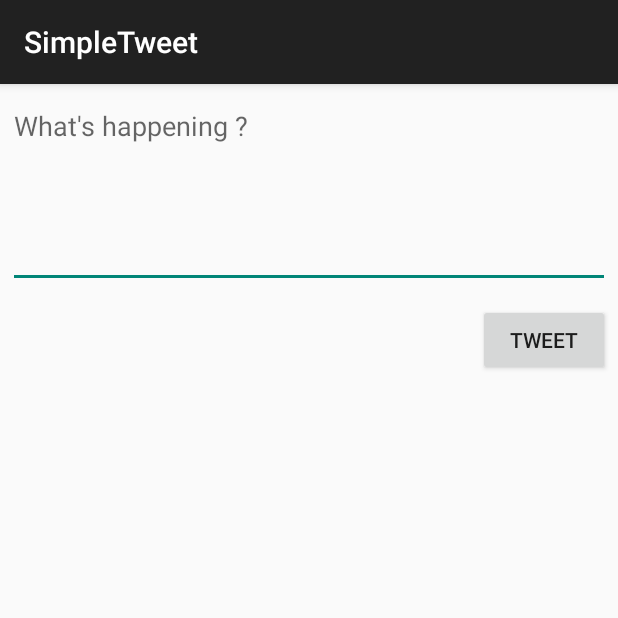
After one commit to Athma-Vaishali/SimpleTweet, an Android app: the ComposeActivity screen opened directly, with no data from a screen before it, on a phone screen of 412 x 824 dp, the top half of it. The commit adds this screen. Run offline under Robolectric (Android 15) with nearby library versions, the phone set to English and light mode, and no system bars; our stand-ins replace Room's generated code; libraries missing offline, so code that uses them is left out: com.codepath.asynchttpclient, com.facebook.stetho, org.parceler; 1 statement that could not run was skipped.

Commit message:
new features

```diff
--- a/app/build.gradle
+++ b/app/build.gradle
@@ -51,4 +51,7 @@ dependencies {
     annotationProcessor "androidx.room:room-compiler:$room_version"
     implementation 'com.facebook.stetho:stetho:1.5.1'
     implementation 'androidx.swiperefreshlayout:swiperefreshlayout:1.0.0'
+
+    implementation 'org.parceler:parceler-api:1.1.12'
+    annotationProcessor 'org.parceler:parceler:1.1.12'
 }
--- a/app/src/main/AndroidManifest.xml
+++ b/app/src/main/AndroidManifest.xml
@@ -13,7 +13,8 @@
         android:icon="@drawable/ic_launcher"
         android:label="@string/app_name"
         android:theme="@style/AppTheme">
-        <activity android:name=".TimelineActivity1"></activity>
+        <activity android:name=".ComposeActivity"></activity>
+        <activity android:name=".TimelineActivity1" />
         <activity android:name=".LoginActivity$TimelineActivity" />
         <activity
             android:name=".LoginActivity"
--- /dev/null
+++ b/app/src/main/java/com/codepath/apps/restclienttemplate/ComposeActivity.java
@@ -0,0 +1,77 @@
+package com.codepath.apps.restclienttemplate;
+
+import androidx.appcompat.app.AppCompatActivity;
+
+import android.content.Intent;
+import android.os.Bundle;
+import android.util.Log;
+import android.view.View;
+import android.widget.Button;
+import android.widget.EditText;
+import android.widget.Toast;
+
+import com.codepath.apps.restclienttemplate.models.Tweet;
+import com.codepath.asynchttpclient.callback.JsonHttpResponseHandler;
+
+import org.json.JSONException;
+import org.parceler.Parcels;
+
+import okhttp3.Headers;
+
+public class ComposeActivity extends AppCompatActivity {
+
+    public static final int MAX_TWEET_LENGTH=140;
+    public static final String TAG="Compose";
+
+    EditText etCompose;
+    Button btnTweet;
+
+    TwitterClient client;
+    @Override
+    protected void onCreate(Bundle savedInstanceState) {
+        super.onCreate(savedInstanceState);
+        setContentView(R.layout.activity_compose);
+
+        client=TwitterApp.getRestClient(this);
+
+        etCompose=findViewById(R.id.etCompose);
+        btnTweet=findViewById(R.id.btnTweet);
+
+        btnTweet.setOnClickListener(new View.OnClickListener() {
+            @Override
+            public void onClick(View view) {
+                String tweetContent=etCompose.getText().toString();
+                if(tweetContent.isEmpty()){
+                    Toast.makeText(ComposeActivity.this,"Sorry, your tweet cannot be empty!",Toast.LENGTH_SHORT).show();
+                    return;
+                }
+                if(tweetContent.length()>MAX_TWEET_LENGTH){
+                    Toast.makeText(ComposeActivity.this,"Sorry, your tweet is too long!",Toast.LENGTH_SHORT).show();
+                    return;
+                }
+             //   Toast.makeText(ComposeActivity.this,tweetContent,Toast.LENGTH_LONG).show();
+                client.publishTweet(tweetContent, new JsonHttpResponseHandler() {
+                    @Override
+                    public void onSuccess(int statusCode, Headers headers, JSON json) {
+                        Log.i(TAG,"Succeeded to publish tweet");
+                        try {
+                            Tweet tweet = Tweet.fromJson(json.jsonObject);
+                            Log.i(TAG,"Published tweet says:"+tweet.body);
+                            Intent intent=new Intent();
+                            intent.putExtra("tweet", Parcels.wrap(tweet));
+                            setResult(RESULT_OK,intent);
+                            finish();
+                        } catch (JSONException e) {
+                            e.printStackTrace();
+                        }
+                    }
+
+                    @Override
+                    public void onFailure(int statusCode, Headers headers, String response, Throwable throwable) {
+                        Log.e(TAG,"Failure to publish tweet", throwable);
+                    }
+                });
+            }
+        });
+    }
+}
--- /dev/null
+++ b/app/src/main/res/layout/activity_compose.xml
@@ -0,0 +1,33 @@
+<?xml version="1.0" encoding="utf-8"?>
+<RelativeLayout
+    xmlns:android="http://schemas.android.com/apk/res/android"
+    xmlns:app="http://schemas.android.com/apk/res-auto"
+    xmlns:tools="http://schemas.android.com/tools"
+    android:layout_width="match_parent"
+    android:layout_height="match_parent"
+    tools:context=".ComposeActivity">
+
+    <EditText
+        android:id="@+id/etCompose"
+        android:layout_width="match_parent"
+        android:layout_height="wrap_content"
+        android:layout_marginStart="5dp"
+        android:layout_marginTop="5dp"
+        android:layout_marginEnd="5dp"
+        android:layout_marginBottom="5dp"
+        android:ems="10"
+        android:gravity="start|top"
+        android:hint="@string/what_s_happening"
+        android:inputType="textMultiLine"
+        android:minLines="5" />
+
+    <Button
+        android:id="@+id/btnTweet"
+        android:layout_width="wrap_content"
+        android:layout_height="wrap_content"
+        android:layout_below="@+id/etCompose"
+        android:layout_alignParentEnd="true"
+        android:layout_marginTop="5dp"
+        android:layout_marginEnd="5dp"
+        android:text="@string/tweet" />
+</RelativeLayout>
--- a/app/src/main/res/values/strings.xml
+++ b/app/src/main/res/values/strings.xml
@@ -5,5 +5,7 @@
     <string name="login_label">Log in</string>
     <string name="intent_scheme">oauth</string>
     <string name="intent_host">cprest</string>
+    <string name="what_s_happening">What\'s happening ?</string>
+    <string name="tweet">Tweet</string>
 
 </resources>
```
Also changed, not shown: app/src/main/java/com/codepath/apps/restclienttemplate/MyDatabase.java (+6 -1 lines), app/src/main/java/com/codepath/apps/restclienttemplate/TimelineActivity1.java (+65 -1 lines), app/src/main/java/com/codepath/apps/restclienttemplate/TwitterClient.java (+8 -0 lines), app/src/main/java/com/codepath/apps/restclienttemplate/models/Tweet.java (+29 -2 lines), app/src/main/java/com/codepath/apps/restclienttemplate/models/TweetDao.java (added, +22 -0 lines), app/src/main/java/com/codepath/apps/restclienttemplate/models/TweetWithUser.java (added, +25 -0 lines), app/src/main/java/com/codepath/apps/restclienttemplate/models/User.java (+30 -0 lines), app/src/main/res/menu/menu_main.xml (added, +10 -0 lines).
